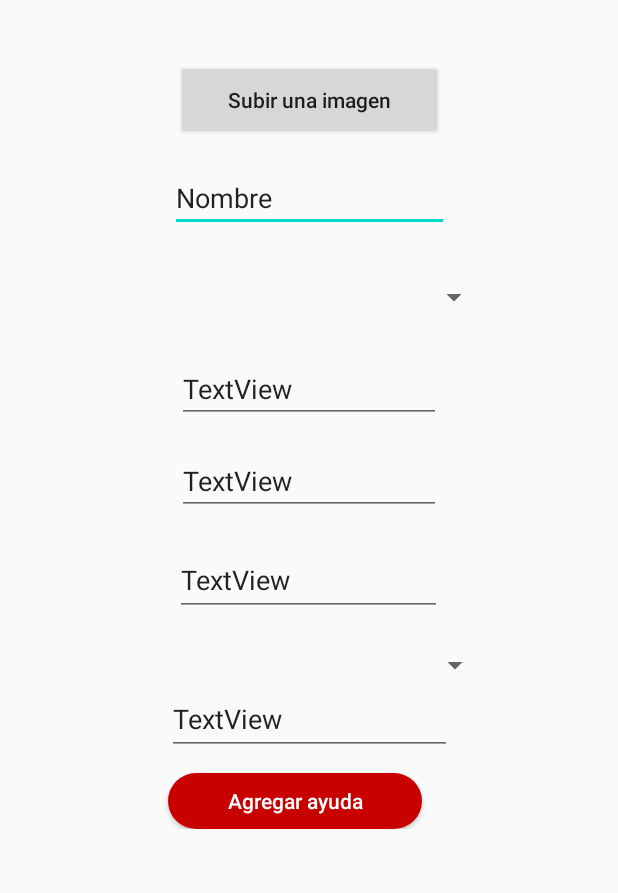
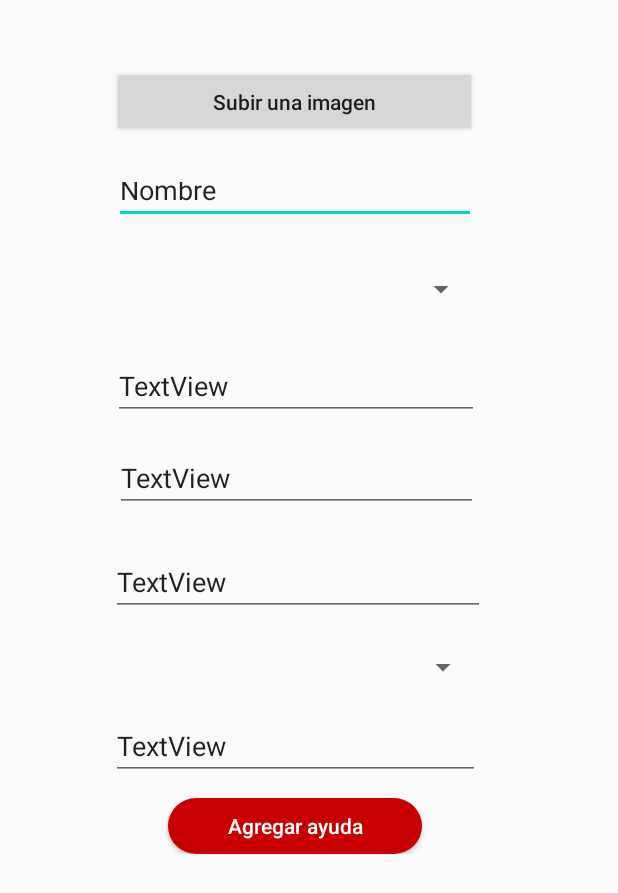
Before and after one commit to esgomezse/gestiondapp, an Android app: the layout form.xml on its own in the app's theme, with its tools: preview values and no code run, on a phone screen of 412 x 824 dp. Shown: the top 893 px of the screen. Run offline under Robolectric (Android 15) with nearby library versions, the light colour scheme and no system bars.

Commit message:
ajuste del tamaño de los campos de edit text y spinners

```diff
--- a/app/src/main/res/layout/form.xml
+++ b/app/src/main/res/layout/form.xml
@@ -13,20 +13,20 @@
 
         <Button
             android:id="@+id/button"
-            android:layout_width="178dp"
-            android:layout_height="53dp"
-            android:layout_marginTop="40dp"
+            android:layout_width="243dp"
+            android:layout_height="47dp"
+            android:layout_marginTop="44dp"
             android:text="Subir una imagen"
             android:textAllCaps="false"
             app:layout_constraintEnd_toEndOf="parent"
-            app:layout_constraintHorizontal_bias="0.502"
+            app:layout_constraintHorizontal_bias="0.442"
             app:layout_constraintStart_toStartOf="parent"
             app:layout_constraintTop_toTopOf="parent" />
 
         <EditText
             android:id="@+id/textView12"
-            android:layout_width="186dp"
-            android:layout_height="41dp"
+            android:layout_width="241dp"
+            android:layout_height="38dp"
             android:layout_marginTop="20dp"
             android:hint="Nombre de la ayuda"
             android:text="Nombre"
@@ -46,8 +46,8 @@
 
         <EditText
             android:id="@+id/textView14"
-            android:layout_width="176dp"
-            android:layout_height="40dp"
+            android:layout_width="244dp"
+            android:layout_height="43dp"
             android:layout_marginTop="28dp"
             android:hint="Marca"
             android:text="TextView"
@@ -57,7 +57,7 @@
 
         <EditText
             android:id="@+id/textView15"
-            android:layout_width="176dp"
+            android:layout_width="242dp"
             android:layout_height="41dp"
             android:layout_marginTop="20dp"
             android:hint="Modelo"
@@ -68,24 +68,26 @@
 
         <EditText
             android:id="@+id/textView16"
-            android:layout_width="178dp"
-            android:layout_height="47dp"
-            android:layout_marginTop="20dp"
+            android:layout_width="249dp"
+            android:layout_height="41dp"
+            android:layout_marginTop="28dp"
             android:hint="Serie"
             android:text="TextView"
-            app:layout_constraintEnd_toEndOf="parent"
-            app:layout_constraintHorizontal_bias="0.498"
-            app:layout_constraintStart_toStartOf="parent"
+            app:layout_constraintEnd_toEndOf="@+id/textView15"
+            app:layout_constraintHorizontal_bias="0.39"
+            app:layout_constraintStart_toStartOf="@+id/textView15"
             app:layout_constraintTop_toBottomOf="@+id/textView15" />
 
         <EditText
             android:id="@+id/textView18"
-            android:layout_width="190dp"
-            android:layout_height="47dp"
+            android:layout_width="246dp"
+            android:layout_height="45dp"
+            android:layout_marginTop="16dp"
             android:hint="Estado"
             android:text="TextView"
-            app:layout_constraintEnd_toEndOf="parent"
-            app:layout_constraintStart_toStartOf="parent"
+            app:layout_constraintEnd_toEndOf="@+id/spinner2"
+            app:layout_constraintHorizontal_bias="0.491"
+            app:layout_constraintStart_toStartOf="@+id/spinner2"
             app:layout_constraintTop_toBottomOf="@+id/spinner2" />
 
         <Button
@@ -104,11 +106,13 @@
 
         <Spinner
             android:id="@+id/spinner2"
-            android:layout_width="327dp"
-            android:layout_height="25dp"
+            android:layout_width="245dp"
+            android:layout_height="28dp"
             android:layout_marginTop="20dp"
-            app:layout_constraintTop_toBottomOf="@+id/textView16"
-            tools:layout_editor_absoluteX="42dp" />
+            app:layout_constraintEnd_toEndOf="@+id/textView16"
+            app:layout_constraintHorizontal_bias="0.0"
+            app:layout_constraintStart_toStartOf="@+id/textView16"
+            app:layout_constraintTop_toBottomOf="@+id/textView16" />
 
 
     </androidx.constraintlayout.widget.ConstraintLayout>
```
